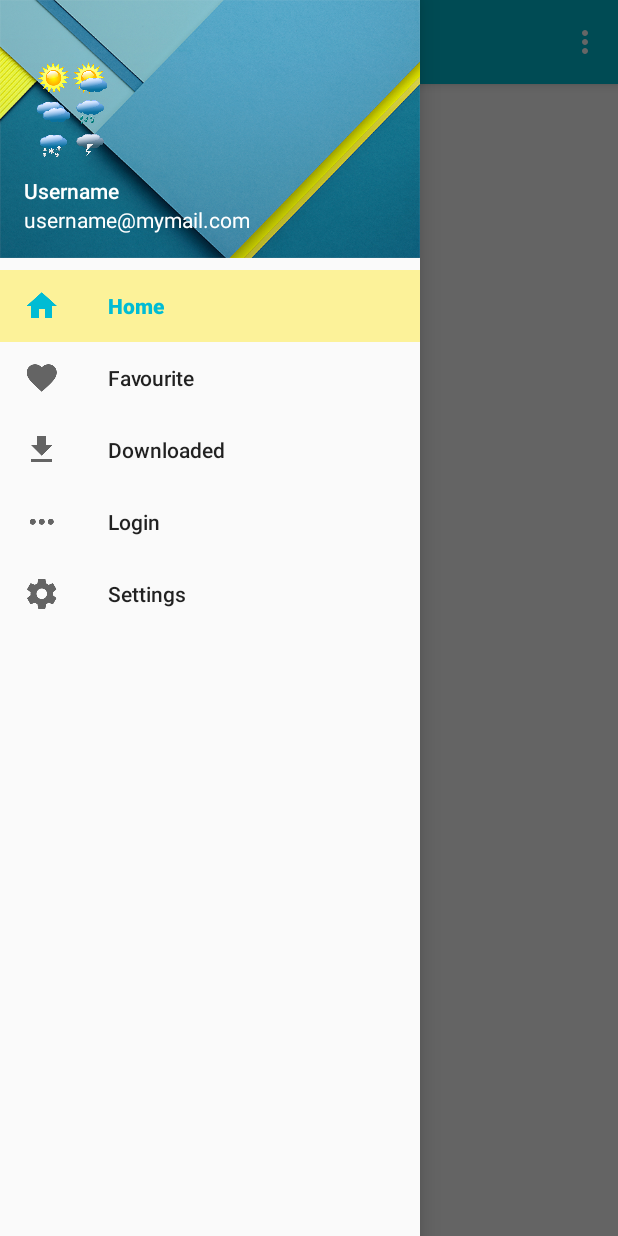
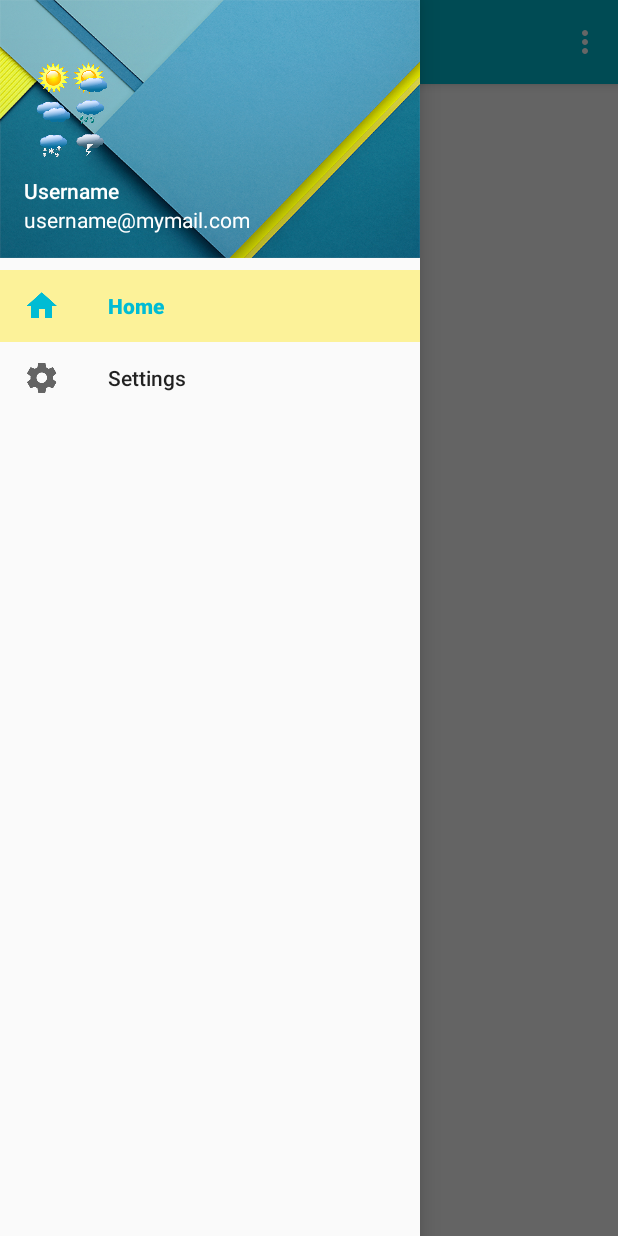
Before and after one commit to rcgonzalezf/weather-app-demo, an Android app: the screen it shows after launch (WeatherActivity), with the side drawer open, on a phone screen of 412 x 824 dp. Run offline under Robolectric (Android 15) with nearby library versions, the phone set to English and light mode, and no system bars; 1 statement that could not run was skipped.

```diff
--- a/weather-app/src/main/res/menu/drawer.xml
+++ b/weather-app/src/main/res/menu/drawer.xml
@@ -27,21 +27,6 @@
             android:title="@string/home"/>
 
         <item
-            android:id="@+id/drawer_favourite"
-            android:icon="@drawable/ic_favorite_black_24dp"
-            android:title="@string/favourite"/>
-
-        <item
-            android:id="@+id/drawer_downloaded"
-            android:icon="@drawable/ic_file_download_black_24dp"
-            android:title="@string/downloaded"/>
-
-        <item
-            android:id="@+id/drawer_login"
-            android:icon="@drawable/ic_more_horiz_black_24dp"
-            android:title="@string/login"/>
-
-        <item
             android:id="@+id/drawer_settings"
             android:icon="@drawable/ic_settings_black_24dp"
             android:title="@string/action_settings"/>
--- a/weather-app/src/main/res/values/strings.xml
+++ b/weather-app/src/main/res/values/strings.xml
@@ -4,9 +4,7 @@
   <string name="img_item">Image Item</string>
 
   <string name="home">Home</string>
-  <string name="favourite">Favourite</string>
-  <string name="downloaded">Downloaded</string>
-  <string name="login">Login</string>
-  <string name="title_activity_login">LoginActivity</string>
+  <string name="location_off_msg">Unable to retrieve the location. Please check your settings.</string>
+  <string name="no_internet_msg">No network. Please check your internet connection.</string>
 
 </resources>
--- a/weather-library/src/main/java/org/rcgonzalezf/weather/openweather/network/OpenWeatherExecutor.java
+++ b/weather-library/src/main/java/org/rcgonzalezf/weather/openweather/network/OpenWeatherExecutor.java
@@ -35,6 +35,7 @@ public class OpenWeatherExecutor {
         try {
           final URL url = new URL(stringUrl);
           HttpURLConnection urlConnection = (HttpURLConnection) url.openConnection();
+          urlConnection.setUseCaches(true);
           mInputStream = urlConnection.getInputStream();
           InputStream inputStream = null;
 
```
Also changed, not shown: weather-app/src/main/java/rcgonzalezf/org/weather/Utils.java (added, +17 -0 lines), weather-app/src/main/java/rcgonzalezf/org/weather/common/BaseActivity.java (+8 -5 lines), 1 other file.
